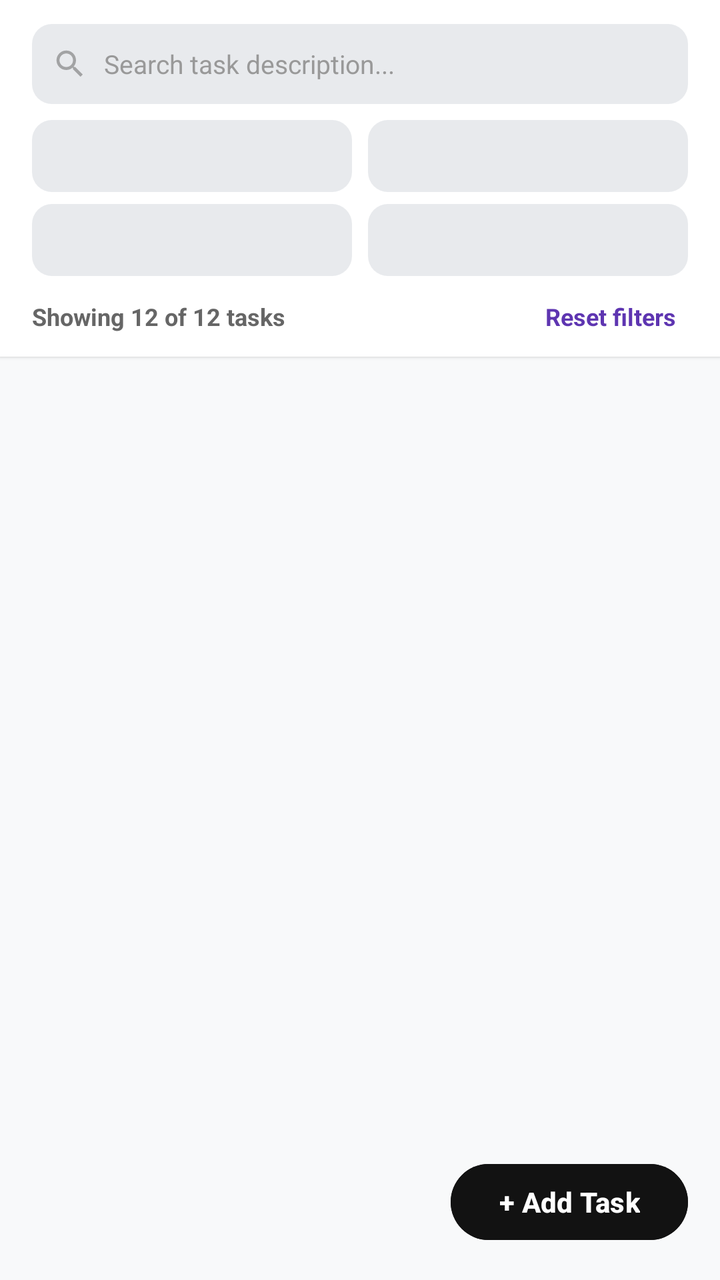
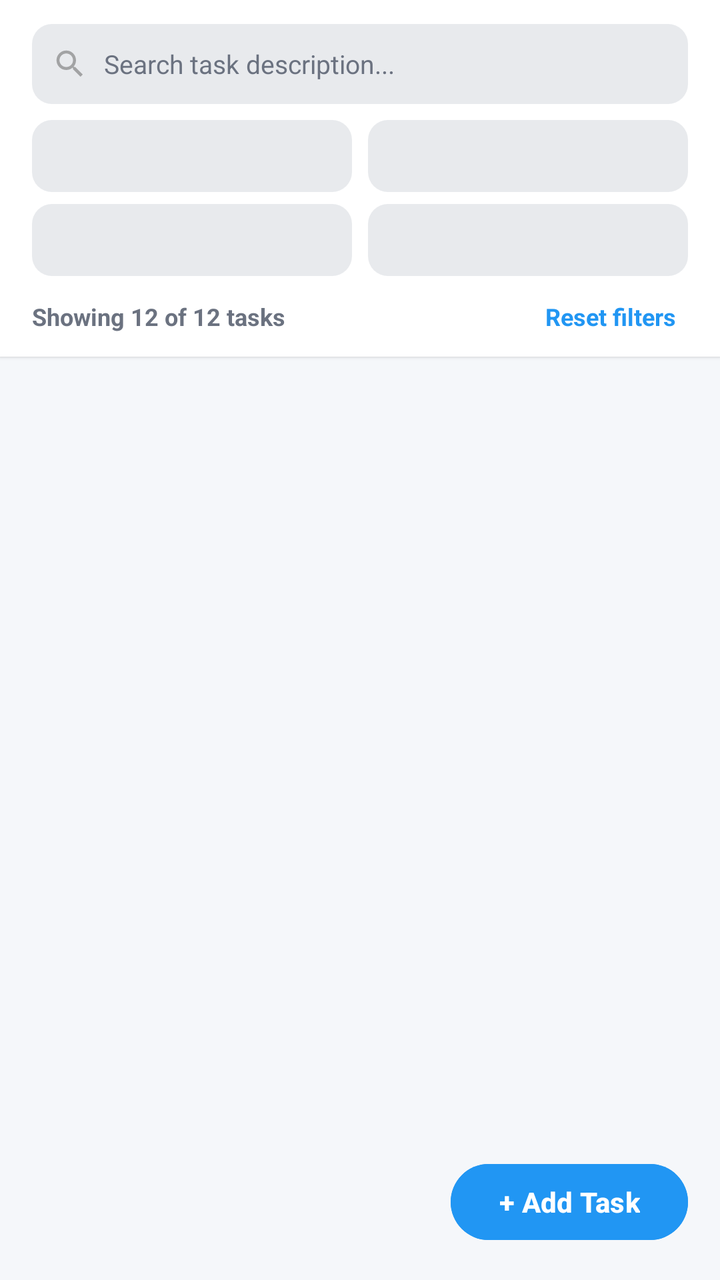

The first picture is an Android layout as it rendered before a commit; the second is the same layout after the commit. The layout source and the unified diff follow.
<!-- AndroidManifest.xml: application theme Theme.FirstApp -->
<!-- res/layout/fragment_tasks.xml -->
<?xml version="1.0" encoding="utf-8"?>
<LinearLayout xmlns:android="http://schemas.android.com/apk/res/android"
    android:layout_width="match_parent"
    android:layout_height="match_parent"
    android:orientation="vertical"
    android:background="#F8F9FA">

    
    <LinearLayout
        android:layout_width="match_parent"
        android:layout_height="wrap_content"
        android:orientation="vertical"
        android:background="#FFFFFF"
        android:paddingHorizontal="16dp"
        android:paddingTop="12dp"
        android:paddingBottom="8dp"
        android:elevation="1dp">

        <LinearLayout
            android:layout_width="match_parent"
            android:layout_height="40dp"
            android:orientation="horizontal"
            android:background="@drawable/bg_input_field"
            android:gravity="center_vertical"
            android:paddingHorizontal="10dp">

            <ImageView
                android:layout_width="18dp"
                android:layout_height="18dp"
                android:src="@drawable/ic_search"
                android:contentDescription="Search tasks"
                android:alpha="0.6" />

            <EditText
                android:id="@+id/editSearchTasks"
                android:layout_width="0dp"
                android:layout_height="match_parent"
                android:layout_weight="1"
                android:background="@null"
                android:hint="Search task description..."
                android:textSize="13sp"
                android:textColor="#121212"
                android:textColorHint="#999999"
                android:paddingHorizontal="8dp"
                android:singleLine="true" />

            <ImageView
                android:id="@+id/buttonClearTaskSearch"
                android:layout_width="16dp"
                android:layout_height="16dp"
                android:src="@drawable/ic_close"
                android:contentDescription="Clear"
                android:visibility="gone"
                android:alpha="0.5" />
        </LinearLayout>

        
        <LinearLayout
            android:layout_width="match_parent"
            android:layout_height="wrap_content"
            android:orientation="horizontal"
            android:layout_marginTop="8dp">

            <Spinner
                android:id="@+id/spinnerFilterStatus"
                android:layout_width="0dp"
                android:layout_height="36dp"
                android:layout_weight="1"
                android:background="@drawable/bg_input_field"
                android:layout_marginEnd="4dp" />

            <Spinner
                android:id="@+id/spinnerFilterPriority"
                android:layout_width="0dp"
                android:layout_height="36dp"
                android:layout_weight="1"
                android:background="@drawable/bg_input_field"
                android:layout_marginStart="4dp" />
        </LinearLayout>

        
        <LinearLayout
            android:layout_width="match_parent"
            android:layout_height="wrap_content"
            android:orientation="horizontal"
            android:layout_marginTop="6dp">

            <Spinner
                android:id="@+id/spinnerFilterDate"
                android:layout_width="0dp"
                android:layout_height="36dp"
                android:layout_weight="1"
                android:background="@drawable/bg_input_field"
                android:layout_marginEnd="4dp" />

            <Spinner
                android:id="@+id/spinnerFilterSort"
                android:layout_width="0dp"
                android:layout_height="36dp"
                android:layout_weight="1"
                android:background="@drawable/bg_input_field"
                android:layout_marginStart="4dp" />
        </LinearLayout>

        
        <LinearLayout
            android:layout_width="match_parent"
            android:layout_height="wrap_content"
            android:orientation="horizontal"
            android:layout_marginTop="8dp"
            android:gravity="center_vertical">

            <TextView
                android:id="@+id/textTaskShowingCount"
                android:layout_width="0dp"
                android:layout_height="wrap_content"
                android:layout_weight="1"
                android:text="Showing 12 of 12 tasks"
                android:textColor="#666666"
                android:textSize="12sp"
                android:textStyle="bold" />

            <TextView
                android:id="@+id/buttonResetFilters"
                android:layout_width="wrap_content"
                android:layout_height="wrap_content"
                android:text="Reset filters"
                android:textColor="#5E35B1"
                android:textSize="12sp"
                android:textStyle="bold"
                android:paddingHorizontal="6dp"
                android:paddingVertical="4dp"
                android:background="?attr/selectableItemBackground" />
        </LinearLayout>

    </LinearLayout>

    
    <FrameLayout
        android:layout_width="match_parent"
        android:layout_height="0dp"
        android:layout_weight="1">

        <ListView
            android:id="@+id/listViewTasks"
            android:layout_width="match_parent"
            android:layout_height="match_parent"
            android:paddingHorizontal="16dp"
            android:paddingTop="10dp"
            android:paddingBottom="72dp"
            android:clipToPadding="false"
            android:divider="@null"
            android:dividerHeight="0dp"
            android:scrollbars="vertical" />

        
        <LinearLayout
            android:id="@+id/layoutEmptyNoTasks"
            android:layout_width="match_parent"
            android:layout_height="wrap_content"
            android:layout_gravity="center"
            android:gravity="center"
            android:orientation="vertical"
            android:padding="32dp"
            android:visibility="gone">

            <TextView
                android:layout_width="wrap_content"
                android:layout_height="wrap_content"
                android:text="No tasks yet"
                android:textColor="#1A1A1A"
                android:textSize="16sp"
                android:textStyle="bold" />

            <TextView
                android:layout_width="wrap_content"
                android:layout_height="wrap_content"
                android:layout_marginTop="4dp"
                android:text="Get started by creating your first task."
                android:textColor="#888888"
                android:textSize="13sp" />

            <Button
                android:id="@+id/buttonEmptyAddTask"
                android:layout_width="wrap_content"
                android:layout_height="40dp"
                android:layout_marginTop="16dp"
                android:text="+ Add Task"
                android:backgroundTint="#5E35B1"
                android:textColor="#FFFFFF"
                android:textSize="13sp"
                android:textAllCaps="false" />
        </LinearLayout>

        
        <LinearLayout
            android:id="@+id/layoutEmptyNoMatch"
            android:layout_width="match_parent"
            android:layout_height="wrap_content"
            android:layout_gravity="center"
            android:gravity="center"
            android:orientation="vertical"
            android:padding="32dp"
            android:visibility="gone">

            <TextView
                android:layout_width="wrap_content"
                android:layout_height="wrap_content"
                android:text="No tasks match these filters"
                android:textColor="#1A1A1A"
                android:textSize="16sp"
                android:textStyle="bold" />

            <TextView
                android:layout_width="wrap_content"
                android:layout_height="wrap_content"
                android:layout_marginTop="4dp"
                android:text="Try adjusting or clearing your filters."
                android:textColor="#888888"
                android:textSize="13sp" />

            <Button
                android:id="@+id/buttonEmptyResetFilters"
                android:layout_width="wrap_content"
                android:layout_height="40dp"
                android:layout_marginTop="16dp"
                android:text="Reset Filters"
                android:backgroundTint="#F0F0F0"
                android:textColor="#333333"
                android:textSize="13sp"
                android:textAllCaps="false" />
        </LinearLayout>

        
        <Button
            android:id="@+id/buttonFloatingAddTask"
            android:layout_width="wrap_content"
            android:layout_height="46dp"
            android:layout_gravity="bottom|end"
            android:layout_margin="16dp"
            android:text="+ Add Task"
            android:backgroundTint="#121212"
            android:textColor="#FFFFFF"
            android:textSize="14sp"
            android:textStyle="bold"
            android:textAllCaps="false"
            android:elevation="6dp" />

    </FrameLayout>

</LinearLayout>
<!-- resources referenced by this layout -->
<resources>
  <!-- drawable bg_input_field (drawable) -->
  <?xml version="1.0" encoding="utf-8"?>
  <shape xmlns:android="http://schemas.android.com/apk/res/android">
      <solid android:color="#E8EAED" />
      <corners android:radius="10dp" />
  </shape>
  <!-- drawable ic_close (drawable) -->
  <vector xmlns:android="http://schemas.android.com/apk/res/android"
      android:width="24dp"
      android:height="24dp"
      android:viewportWidth="24"
      android:viewportHeight="24">
    <path
        android:fillColor="#757575"
        android:pathData="M19,6.41L17.59,5 12,10.59 6.41,5 5,6.41 10.59,12 5,17.59 6.41,19 12,13.41 17.59,19 19,17.59 13.41,12z"/>
  </vector>
  <!-- drawable ic_search (drawable) -->
  <vector xmlns:android="http://schemas.android.com/apk/res/android"
      android:width="24dp"
      android:height="24dp"
      android:viewportWidth="24"
      android:viewportHeight="24">
    <path
        android:fillColor="#757575"
        android:pathData="M15.5,14h-0.79l-0.28,-0.27C15.41,12.59 16,11.11 16,9.5 16,5.91 13.09,3 9.5,3S3,5.91 3,9.5 5.91,16 9.5,16c1.61,0 3.09,-0.59 4.23,-1.57l0.27,0.28v0.79l5,4.99L20.49,19l-4.99,-5zM9.5,14C7.01,14 5,11.99 5,9.5S7.01,5 9.5,5 14,7.01 14,9.5 11.99,14 9.5,14z"/>
  </vector>
  <style name="Theme.FirstApp" parent="Base.Theme.FirstApp" />
  <style name="Base.Theme.FirstApp" parent="Theme.Material3.DayNight.NoActionBar">
          
          <item name="android:windowBackground">@color/window_background</item>
          
      </style>
  <color name="window_background">#fcfcfc</color>
</resources>

<!-- the commit's change to res/layout/fragment_tasks.xml (unified diff, before → after) -->
@@ -3,14 +3,14 @@
     android:layout_width="match_parent"
     android:layout_height="match_parent"
     android:orientation="vertical"
-    android:background="#F8F9FA">
+    android:background="@color/tf_bg_screen">
 
     
     <LinearLayout
         android:layout_width="match_parent"
         android:layout_height="wrap_content"
         android:orientation="vertical"
-        android:background="#FFFFFF"
+        android:background="@color/tf_surface"
         android:paddingHorizontal="16dp"
         android:paddingTop="12dp"
         android:paddingBottom="8dp"
@@ -39,8 +39,8 @@
                 android:background="@null"
                 android:hint="Search task description..."
                 android:textSize="13sp"
-                android:textColor="#121212"
-                android:textColorHint="#999999"
+                android:textColor="@color/tf_text_primary"
+                android:textColorHint="@color/tf_text_secondary"
                 android:paddingHorizontal="8dp"
                 android:singleLine="true" />
 
@@ -116,7 +116,7 @@
                 android:layout_height="wrap_content"
                 android:layout_weight="1"
                 android:text="Showing 12 of 12 tasks"
-                android:textColor="#666666"
+                android:textColor="@color/tf_text_secondary"
                 android:textSize="12sp"
                 android:textStyle="bold" />
 
@@ -125,7 +125,7 @@
                 android:layout_width="wrap_content"
                 android:layout_height="wrap_content"
                 android:text="Reset filters"
-                android:textColor="#5E35B1"
+                android:textColor="@color/tf_primary"
                 android:textSize="12sp"
                 android:textStyle="bold"
                 android:paddingHorizontal="6dp"
@@ -168,7 +168,7 @@
                 android:layout_width="wrap_content"
                 android:layout_height="wrap_content"
                 android:text="No tasks yet"
-                android:textColor="#1A1A1A"
+                android:textColor="@color/tf_text_primary"
                 android:textSize="16sp"
                 android:textStyle="bold" />
 
@@ -177,7 +177,7 @@
                 android:layout_height="wrap_content"
                 android:layout_marginTop="4dp"
                 android:text="Get started by creating your first task."
-                android:textColor="#888888"
+                android:textColor="@color/tf_text_secondary"
                 android:textSize="13sp" />
 
             <Button
@@ -186,8 +186,8 @@
                 android:layout_height="40dp"
                 android:layout_marginTop="16dp"
                 android:text="+ Add Task"
-                android:backgroundTint="#5E35B1"
-                android:textColor="#FFFFFF"
+                android:backgroundTint="@color/tf_primary"
+                android:textColor="@color/white"
                 android:textSize="13sp"
                 android:textAllCaps="false" />
         </LinearLayout>
@@ -207,7 +207,7 @@
                 android:layout_width="wrap_content"
                 android:layout_height="wrap_content"
                 android:text="No tasks match these filters"
-                android:textColor="#1A1A1A"
+                android:textColor="@color/tf_text_primary"
                 android:textSize="16sp"
                 android:textStyle="bold" />
 
@@ -216,7 +216,7 @@
                 android:layout_height="wrap_content"
                 android:layout_marginTop="4dp"
                 android:text="Try adjusting or clearing your filters."
-                android:textColor="#888888"
+                android:textColor="@color/tf_text_secondary"
                 android:textSize="13sp" />
 
             <Button
@@ -225,8 +225,8 @@
                 android:layout_height="40dp"
                 android:layout_marginTop="16dp"
                 android:text="Reset Filters"
-                android:backgroundTint="#F0F0F0"
-                android:textColor="#333333"
+                android:backgroundTint="@color/tf_stroke"
+                android:textColor="@color/tf_text_primary"
                 android:textSize="13sp"
                 android:textAllCaps="false" />
         </LinearLayout>
@@ -239,8 +239,8 @@
             android:layout_gravity="bottom|end"
             android:layout_margin="16dp"
             android:text="+ Add Task"
-            android:backgroundTint="#121212"
-            android:textColor="#FFFFFF"
+            android:backgroundTint="@color/tf_primary"
+            android:textColor="@color/white"
             android:textSize="14sp"
             android:textStyle="bold"
             android:textAllCaps="false"
<!-- resource entries referenced after the edit -->
@@ -1,5 +1,12 @@
 <!-- resources referenced by this layout -->
 <resources>
+  <color name="tf_bg_screen">#F5F7FA</color>
+  <color name="tf_primary">#2196F3</color>
+  <color name="tf_stroke">#E5E7EB</color>
+  <color name="tf_surface">#FFFFFF</color>
+  <color name="tf_text_primary">#1F2937</color>
+  <color name="tf_text_secondary">#6B7280</color>
+  <color name="white">#FFFFFFFF</color>
   <!-- drawable bg_input_field (drawable) -->
   <?xml version="1.0" encoding="utf-8"?>
   <shape xmlns:android="http://schemas.android.com/apk/res/android">
@@ -32,6 +39,6 @@
           <item name="android:windowBackground">@color/window_background</item>
           
       </style>
-  <color name="window_background">#fcfcfc</color>
+  <color name="window_background">#F5F7FA</color>
 </resources>
 
